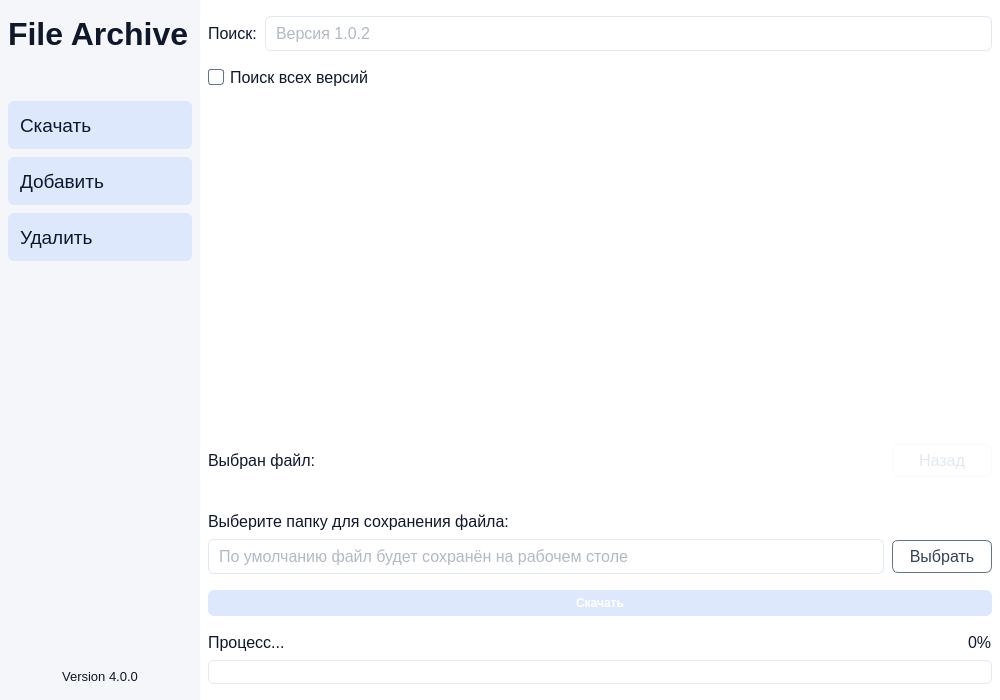
First picture: the form in ui/mainUI.ui, repository pntech-dev/File-Archive, before the edit.
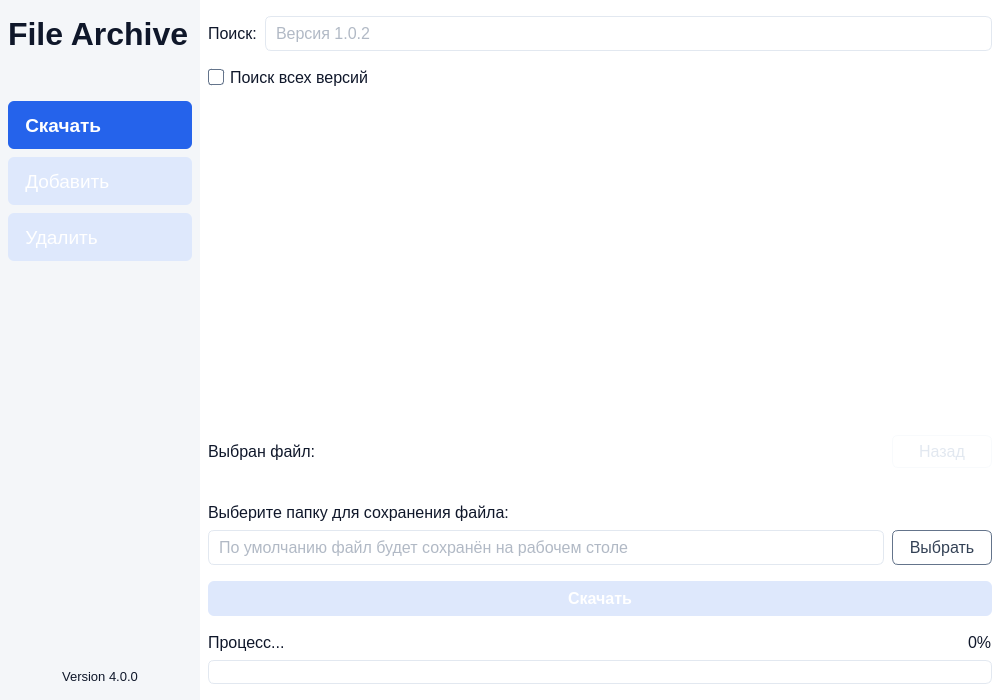
Second picture: the form after the edit. The open tabs and pages were chosen to show the change. Icons and pictures are not drawn.

Diff of the .ui file:
```diff
--- a/ui/mainUI.ui
+++ b/ui/mainUI.ui
@@ -27,13 +27,12 @@
     border: none;
 }
 
-Line {
+/* === Горизонтальные линии === */
+QFrame[frameShape=&quot;4&quot;] { /* QFrame::HLine */
     background-color: #E2E8F0;
-}
-
-Line[frameShape=&quot;4&quot;] {
     min-height: 1px;
     max-height: 1px;
+    border: none;
 }
 
 /* === Базовый стиль для всех QLineEdit === */
@@ -266,18 +265,18 @@
        </size>
       </property>
       <property name="styleSheet">
-       <string notr="true">QFrame {
-    background-color: #F4F6F9;
+       <string notr="true">/* === Обычные фреймы (панели, контейнеры) === */
+QFrame {
     border: none;
+    background-color: #F4F6F9; /* Цвет панелей */
 }
 
-Line {
+/* === Горизонтальные линии === */
+QFrame[frameShape=&quot;4&quot;] { /* QFrame::HLine */
     background-color: #DDDDDD;
-}
-
-Line[frameShape=&quot;4&quot;] {
     min-height: 1px;
     max-height: 1px;
+    border: none;
 }
 
 /* === Базовые свойства sidebar-кнопок === */
@@ -291,6 +290,7 @@
     font-weight: normal;
     background-color: #DEE8FC;       /* Неактивное состояние по умолчанию */
     color: #0F172A;                  /* Тёмный текст */
+	qproperty-iconSize: 24px 24px;
 }
 
 /* === Наведение === */
@@ -310,18 +310,23 @@
 }
 
 /* === Неактивная иконка === */
-QPushButton.sidebar::icon {
+QPushButton#download_tab_pushButton:checked::icon,
+QPushButton#add_tab_pushButton:checked::icon,
+QPushButton#delete_tab_pushButton:checked::icon{
     color: #2563EB;                  /* Синяя иконка для неактивного состояния */
 }
 
 /* === Активная иконка === */
-QPushButton.sidebar:checked::icon,
-QPushButton.sidebar:pressed::icon {
+QPushButton#download_tab_pushButton:checked::icon,
+QPushButton#add_tab_pushButton:checked::icon,
+QPushButton#delete_tab_pushButton:checked::icon{
     color: #FFFFFF;                  /* Белая иконка при активной кнопке */
 }
 
 /* === Наведение при активной кнопке (мягкое осветление) === */
-QPushButton.sidebar:checked:hover {
+QPushButton#download_tab_pushButton:checked:hover,
+QPushButton#add_tab_pushButton:checke:hoverd,
+QPushButton#delete_tab_pushButton:checked:hover{
     background-color: #3B76F6;       /* Чуть светлее активного синего */
 }</string>
       </property>
@@ -427,11 +432,20 @@
              </font>
             </property>
             <property name="text">
-             <string>Скачать</string>
+             <string> Скачать</string>
             </property>
             <property name="checkable">
              <bool>true</bool>
             </property>
+            <property name="checked">
+             <bool>true</bool>
+            </property>
+            <property name="autoRepeat">
+             <bool>false</bool>
+            </property>
+            <property name="autoExclusive">
+             <bool>true</bool>
+            </property>
            </widget>
           </item>
           <item>
@@ -456,7 +470,7 @@
              </font>
             </property>
             <property name="text">
-             <string>Добавить</string>
+             <string> Добавить</string>
             </property>
             <property name="checkable">
              <bool>true</bool>
@@ -485,7 +499,7 @@
              </font>
             </property>
             <property name="text">
-             <string>Удалить</string>
+             <string> Удалить</string>
             </property>
             <property name="checkable">
              <bool>true</bool>
@@ -776,6 +790,12 @@
                   <height>0</height>
                  </size>
                 </property>
+                <property name="maximumSize">
+                 <size>
+                  <width>16777215</width>
+                  <height>35</height>
+                 </size>
+                </property>
                 <property name="font">
                  <font>
                   <family>Segoe UI</family>
@@ -877,6 +897,12 @@
                  </property>
                  <item>
                   <widget class="QLineEdit" name="save_file_path_lineEdit">
+                   <property name="maximumSize">
+                    <size>
+                     <width>16777215</width>
+                     <height>35</height>
+                    </size>
+                   </property>
                    <property name="font">
                     <font>
                      <family>Segoe UI</family>
@@ -899,6 +925,12 @@
                      <height>0</height>
                     </size>
                    </property>
+                   <property name="maximumSize">
+                    <size>
+                     <width>16777215</width>
+                     <height>35</height>
+                    </size>
+                   </property>
                    <property name="font">
                     <font>
                      <family>Segoe UI</family>
@@ -921,8 +953,15 @@
              <property name="enabled">
               <bool>false</bool>
              </property>
+             <property name="minimumSize">
+              <size>
+               <width>0</width>
+               <height>35</height>
+              </size>
+             </property>
              <property name="font">
               <font>
+               <pointsize>12</pointsize>
                <weight>75</weight>
                <bold>true</bold>
               </font>
```
Left out of the diff: 53 changed lines with no effect on the pictures.
